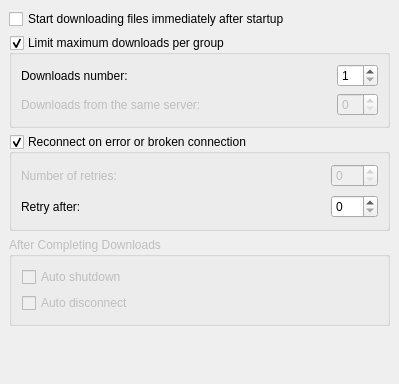
The window that conf/dlgnetwork.ui (KDE/kget) describes before a commit, drawn with Qt 5.
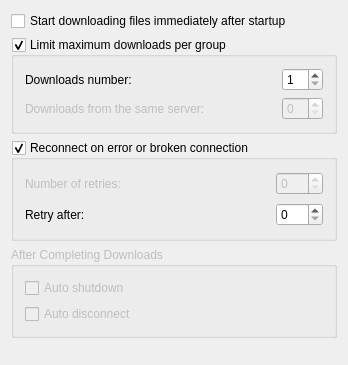
The same window after the commit.

Commit message:
Usability fixes for settings dialog: #6 Extension formatting unclear #8 Inconsistent settings labels and dialog layout
+ UI files cleanups

```diff
--- a/conf/dlgnetwork.ui
+++ b/conf/dlgnetwork.ui
@@ -4,18 +4,7 @@
  <exportmacro></exportmacro>
  <class>DlgNetwork</class>
  <widget class="QWidget" name="DlgNetwork" >
-  <property name="geometry" >
-   <rect>
-    <x>0</x>
-    <y>0</y>
-    <width>399</width>
-    <height>384</height>
-   </rect>
-  </property>
   <layout class="QVBoxLayout" >
-   <property name="margin" >
-    <number>9</number>
-   </property>
    <property name="spacing" >
     <number>6</number>
    </property>
@@ -28,9 +17,6 @@
    </item>
    <item>
     <widget class="QGroupBox" name="kcfg_LimitDownloads" >
-     <property name="enabled" >
-      <bool>true</bool>
-     </property>
      <property name="title" >
       <string>Limit maximum downloads per group</string>
      </property>
@@ -38,12 +24,6 @@
       <bool>true</bool>
      </property>
      <layout class="QGridLayout" >
-      <property name="margin" >
-       <number>9</number>
-      </property>
-      <property name="spacing" >
-       <number>6</number>
-      </property>
       <item row="1" column="0" >
        <widget class="QLabel" name="lbl_maxnum_2" >
         <property name="enabled" >
@@ -93,9 +73,6 @@
    </item>
    <item>
     <widget class="QGroupBox" name="kcfg_ReconnectOnBroken" >
-     <property name="enabled" >
-      <bool>true</bool>
-     </property>
      <property name="title" >
       <string>Reconnect on error or broken connection</string>
      </property>
@@ -103,12 +80,6 @@
       <bool>true</bool>
      </property>
      <layout class="QGridLayout" >
-      <property name="margin" >
-       <number>9</number>
-      </property>
-      <property name="spacing" >
-       <number>6</number>
-      </property>
       <item row="1" column="0" >
        <widget class="QLabel" name="lb_after_2" >
         <property name="text" >
@@ -171,12 +142,6 @@
       <string>After Completing Downloads</string>
      </property>
      <layout class="QVBoxLayout" >
-      <property name="margin" >
-       <number>10</number>
-      </property>
-      <property name="spacing" >
-       <number>6</number>
-      </property>
       <item>
        <widget class="QCheckBox" name="kcfg_AutoShutdown" >
         <property name="text" >
```
Left out of the diff: 3 changed lines with no effect on the pictures. The commit also changes 4 other files.
